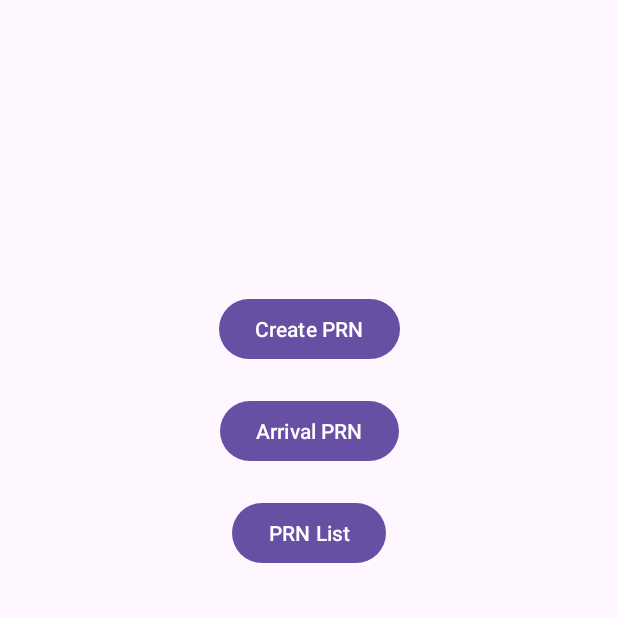
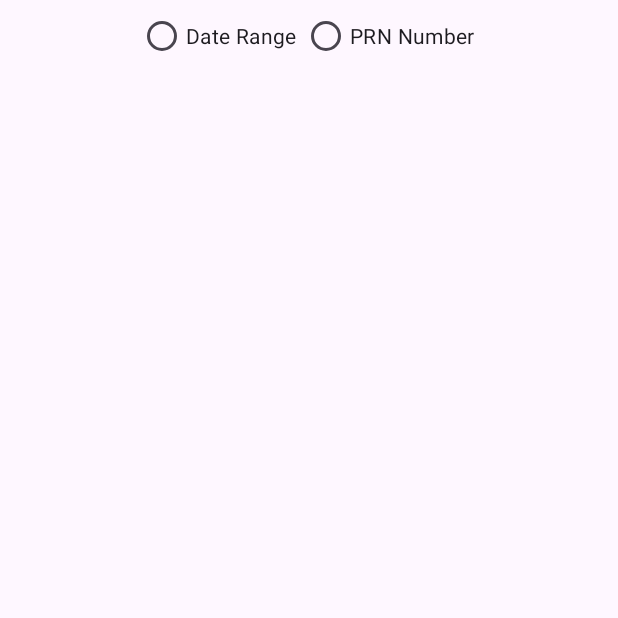
Before and after one commit to manoj2000-crypto/PRN-Android-App, an Android app: the MainActivity4 screen opened directly, with no data from a screen before it, after a tap on "Arrival PRN", on a phone screen of 412 x 824 dp, the top half of it. Run offline under Robolectric (Android 15) with nearby library versions, the phone set to English and light mode, and no system bars.

Commit message:
Added new activity for Arrival PRN Process.

```diff
--- a/app/src/main/AndroidManifest.xml
+++ b/app/src/main/AndroidManifest.xml
@@ -19,6 +19,9 @@
         android:supportsRtl="true"
         android:theme="@style/Theme.PrnApp2024V2"
         tools:targetApi="31">
+        <activity
+            android:name=".MainActivity6"
+            android:exported="false" />
         <activity
             android:name=".MainActivity5"
             android:exported="false" />
--- a/app/src/main/java/com/vtc3pl/prnapp2024v2/MainActivity4.java
+++ b/app/src/main/java/com/vtc3pl/prnapp2024v2/MainActivity4.java
@@ -48,7 +48,6 @@ public class MainActivity4 extends AppCompatActivity {
         createPrnButton.setOnClickListener(new View.OnClickListener() {
             @Override
             public void onClick(View v) {
-                // Start MainActivity2 and pass values as extras
                 Intent intent = new Intent(MainActivity4.this, MainActivity2.class);
                 intent.putExtra("username", username);
                 intent.putExtra("depo", depo);
@@ -60,7 +59,11 @@ public class MainActivity4 extends AppCompatActivity {
         arrivalPrnButton.setOnClickListener(new View.OnClickListener() {
             @Override
             public void onClick(View v) {
-                Toast.makeText(MainActivity4.this, "Under Developemnt...", Toast.LENGTH_SHORT).show();
+                Intent intent = new Intent(MainActivity4.this, MainActivity6.class);
+                intent.putExtra("username", username);
+                intent.putExtra("depo", depo);
+                intent.putExtra("year", year);
+                startActivity(intent);
             }
         });
 
--- /dev/null
+++ b/app/src/main/java/com/vtc3pl/prnapp2024v2/MainActivity6.java
@@ -0,0 +1,143 @@
+package com.vtc3pl.prnapp2024v2;
+
+import android.app.DatePickerDialog;
+import android.os.Bundle;
+import android.view.View;
+import android.widget.Button;
+import android.widget.DatePicker;
+import android.widget.EditText;
+import android.widget.RadioButton;
+import android.widget.RadioGroup;
+import android.widget.TextView;
+
+import androidx.activity.EdgeToEdge;
+import androidx.appcompat.app.AppCompatActivity;
+import androidx.constraintlayout.widget.ConstraintLayout;
+import androidx.core.graphics.Insets;
+import androidx.core.view.ViewCompat;
+import androidx.core.view.WindowInsetsCompat;
+
+import java.util.Calendar;
+
+public class MainActivity6 extends AppCompatActivity {
+
+    private EditText editTextFromDateActivitySix, editTextToDateActivitySix, prnNumberEditText;
+    private TextView textViewFromDateActivitySix, textViewToDateActivitySix, prnNumberTextView;
+    private Calendar fromCalendar, toCalendar;
+    private DatePickerDialog.OnDateSetListener fromDateSetListener, toDateSetListener;
+    private Button searchButton;
+
+
+    @Override
+    protected void onCreate(Bundle savedInstanceState) {
+        super.onCreate(savedInstanceState);
+        EdgeToEdge.enable(this);
+        setContentView(R.layout.activity_main6);
+
+        textViewFromDateActivitySix = findViewById(R.id.textViewFromDateActivitySix);
+        editTextFromDateActivitySix = findViewById(R.id.editTextFromDateActivitySix);
+
+        textViewToDateActivitySix = findViewById(R.id.textViewToDateActivitySix);
+        editTextToDateActivitySix = findViewById(R.id.editTextToDateActivitySix);
+
+        prnNumberTextView = findViewById(R.id.prnNumberTextView);
+        prnNumberEditText = findViewById(R.id.prnNumberEditText);
+
+        searchButton = findViewById(R.id.searchButton);
+
+        fromCalendar = Calendar.getInstance();
+        toCalendar = Calendar.getInstance();
+
+        fromDateSetListener = new DatePickerDialog.OnDateSetListener() {
+            @Override
+            public void onDateSet(DatePicker view, int year, int month, int dayOfMonth) {
+                fromCalendar.set(Calendar.YEAR, year);
+                fromCalendar.set(Calendar.MONTH, month);
+                fromCalendar.set(Calendar.DAY_OF_MONTH, dayOfMonth);
+                updateFromDate();
+            }
+        };
+
+        toDateSetListener = new DatePickerDialog.OnDateSetListener() {
+            @Override
+            public void onDateSet(DatePicker view, int year, int month, int dayOfMonth) {
+                toCalendar.set(Calendar.YEAR, year);
+                toCalendar.set(Calendar.MONTH, month);
+                toCalendar.set(Calendar.DAY_OF_MONTH, dayOfMonth);
+                updateToDate();
+            }
+        };
+
+        setupRadioButtons();
+
+        ViewCompat.setOnApplyWindowInsetsListener(findViewById(R.id.main), (v, insets) -> {
+            Insets systemBars = insets.getInsets(WindowInsetsCompat.Type.systemBars());
+            v.setPadding(systemBars.left, systemBars.top, systemBars.right, systemBars.bottom);
+            return insets;
+        });
+    }
+
+    public void showDatePickerDialogFromDate(View v) {
+        new DatePickerDialog(this, fromDateSetListener, fromCalendar.get(Calendar.YEAR), fromCalendar.get(Calendar.MONTH), fromCalendar.get(Calendar.DAY_OF_MONTH)).show();
+    }
+
+    public void showDatePickerDialogToDate(View v) {
+        new DatePickerDialog(this, toDateSetListener, toCalendar.get(Calendar.YEAR), toCalendar.get(Calendar.MONTH), toCalendar.get(Calendar.DAY_OF_MONTH)).show();
+    }
+
+    private void updateFromDate() {
+        String dateFormat = "yyyy/MM/dd";
+        editTextFromDateActivitySix.setText(android.text.format.DateFormat.format(dateFormat, fromCalendar));
+    }
+
+    private void updateToDate() {
+        String dateFormat = "yyyy/MM/dd";
+        editTextToDateActivitySix.setText(android.text.format.DateFormat.format(dateFormat, toCalendar));
+    }
+
+    private void setupRadioButtons() {
+        RadioGroup radioGroup = findViewById(R.id.radioGroup);
+        RadioButton radioButtonDate = findViewById(R.id.radioButtonDate);
+        RadioButton radioButtonPRN = findViewById(R.id.radioButtonPRN);
+
+        radioGroup.setOnCheckedChangeListener((group, checkedId) -> {
+            if (checkedId == radioButtonDate.getId()) {
+                showDateRangeViews();
+                adjustSearchButtonPosition(editTextToDateActivitySix);
+            } else if (checkedId == radioButtonPRN.getId()) {
+                showPRNViews();
+                adjustSearchButtonPosition(prnNumberEditText);
+            }
+        });
+    }
+
+    private void showDateRangeViews() {
+        textViewFromDateActivitySix.setVisibility(View.VISIBLE);
+        editTextFromDateActivitySix.setVisibility(View.VISIBLE);
+        textViewToDateActivitySix.setVisibility(View.VISIBLE);
+        editTextToDateActivitySix.setVisibility(View.VISIBLE);
+
+        prnNumberTextView.setVisibility(View.GONE);
+        prnNumberEditText.setVisibility(View.GONE);
+    }
+
+    private void showPRNViews() {
+        textViewFromDateActivitySix.setVisibility(View.GONE);
+        editTextFromDateActivitySix.setVisibility(View.GONE);
+        textViewToDateActivitySix.setVisibility(View.GONE);
+        editTextToDateActivitySix.setVisibility(View.GONE);
+
+        findViewById(R.id.prnNumberTextView).setVisibility(View.VISIBLE);
+        findViewById(R.id.prnNumberEditText).setVisibility(View.VISIBLE);
+    }
+
+    private void adjustSearchButtonPosition(View anchorView) {
+        Button searchButton = findViewById(R.id.searchButton);
+        ConstraintLayout.LayoutParams params = (ConstraintLayout.LayoutParams) searchButton.getLayoutParams();
+        params.topToBottom = anchorView.getId();
+        searchButton.setLayoutParams(params);
+        searchButton.setVisibility(View.VISIBLE);
+    }
+
+
+}
--- /dev/null
+++ b/app/src/main/res/layout/activity_main6.xml
@@ -0,0 +1,119 @@
+<?xml version="1.0" encoding="utf-8"?>
+<androidx.constraintlayout.widget.ConstraintLayout xmlns:android="http://schemas.android.com/apk/res/android"
+    xmlns:app="http://schemas.android.com/apk/res-auto"
+    xmlns:tools="http://schemas.android.com/tools"
+    android:id="@+id/main"
+    android:layout_width="match_parent"
+    android:layout_height="match_parent"
+    tools:context=".MainActivity6">
+
+    <RadioGroup
+        android:id="@+id/radioGroup"
+        android:layout_width="wrap_content"
+        android:layout_height="wrap_content"
+        android:orientation="horizontal"
+        app:layout_constraintTop_toTopOf="parent"
+        app:layout_constraintStart_toStartOf="parent"
+        app:layout_constraintEnd_toEndOf="parent">
+
+        <RadioButton
+            android:id="@+id/radioButtonDate"
+            android:layout_width="wrap_content"
+            android:layout_height="wrap_content"
+            android:text="@string/date_range"/>
+
+        <RadioButton
+            android:id="@+id/radioButtonPRN"
+            android:layout_width="wrap_content"
+            android:layout_height="wrap_content"
+            android:text="@string/prn_number"/>
+    </RadioGroup>
+
+    <TextView
+        android:id="@+id/textViewFromDateActivitySix"
+        android:layout_width="wrap_content"
+        android:layout_height="wrap_content"
+        android:layout_marginStart="8dp"
+        android:layout_marginTop="16dp"
+        android:layout_marginBottom="8dp"
+        android:text="@string/from_date"
+        app:layout_constraintStart_toStartOf="parent"
+        app:layout_constraintTop_toBottomOf="@id/radioGroup"
+        android:visibility="gone" />
+
+    <EditText
+        android:id="@+id/editTextFromDateActivitySix"
+        android:layout_width="0dp"
+        android:layout_height="wrap_content"
+        android:layout_marginStart="8dp"
+        android:layout_marginEnd="16dp"
+        android:focusable="false"
+        android:inputType="none"
+        android:onClick="showDatePickerDialogFromDate"
+        app:layout_constraintBottom_toBottomOf="@id/textViewFromDateActivitySix"
+        app:layout_constraintEnd_toEndOf="parent"
+        app:layout_constraintStart_toEndOf="@id/textViewFromDateActivitySix"
+        app:layout_constraintTop_toTopOf="@id/textViewFromDateActivitySix"
+        android:visibility="gone" />
+
+    <TextView
+        android:id="@+id/textViewToDateActivitySix"
+        android:layout_width="wrap_content"
+        android:layout_height="wrap_content"
+        android:layout_marginStart="8dp"
+        android:layout_marginTop="32dp"
+        android:text="@string/to_date"
+        app:layout_constraintStart_toStartOf="parent"
+        app:layout_constraintTop_toBottomOf="@id/editTextFromDateActivitySix"
+        android:visibility="gone"/>
+
+    <EditText
+        android:id="@+id/editTextToDateActivitySix"
+        android:layout_width="0dp"
+        android:layout_height="wrap_content"
+        android:layout_marginStart="16dp"
+        android:layout_marginEnd="16dp"
+        android:focusable="false"
+        android:inputType="none"
+        android:onClick="showDatePickerDialogToDate"
+        app:layout_constraintBottom_toBottomOf="@id/textViewToDateActivitySix"
+        app:layout_constraintEnd_toEndOf="parent"
+        app:layout_constraintStart_toEndOf="@id/textViewToDateActivitySix"
+        app:layout_constraintTop_toTopOf="@id/textViewToDateActivitySix"
+        android:visibility="gone" />
+
+    <TextView
+        android:id="@+id/prnNumberTextView"
+        android:layout_width="wrap_content"
+        android:layout_height="wrap_content"
+        android:layout_marginStart="8dp"
+        android:layout_marginTop="32dp"
+        android:text="@string/prn_number"
+        app:layout_constraintStart_toStartOf="parent"
+        app:layout_constraintTop_toBottomOf="@id/radioGroup"
+        android:visibility="gone" />
+
+    <EditText
+        android:id="@+id/prnNumberEditText"
+        android:layout_width="0dp"
+        android:layout_height="wrap_content"
+        android:layout_marginStart="16dp"
+        android:layout_marginEnd="16dp"
+        android:inputType="text"
+        android:visibility="gone"
+        app:layout_constraintBottom_toBottomOf="@id/prnNumberTextView"
+        app:layout_constraintEnd_toEndOf="parent"
+        app:layout_constraintStart_toEndOf="@id/prnNumberTextView"
+        app:layout_constraintTop_toTopOf="@id/prnNumberTextView" />
+
+    <Button
+        android:id="@+id/searchButton"
+        android:layout_width="wrap_content"
+        android:layout_height="wrap_content"
+        android:text="@string/search"
+        app:layout_constraintTop_toBottomOf="@id/editTextToDateActivitySix"
+        app:layout_constraintStart_toStartOf="parent"
+        app:layout_constraintEnd_toEndOf="parent"
+        android:visibility="gone"/>
+
+</androidx.constraintlayout.widget.ConstraintLayout>
--- a/app/src/main/res/values/strings.xml
+++ b/app/src/main/res/values/strings.xml
@@ -30,5 +30,8 @@
     <string name="contract_party">Contract Party:</string>
 
     <string name="vehicle_number">Vehicle No:</string>
+    <string name="prn_number">"PRN Number "</string>
+    <string name="date_range">"Date Range "</string>
+    <string name="search">Search</string>
 
 </resources>
```
